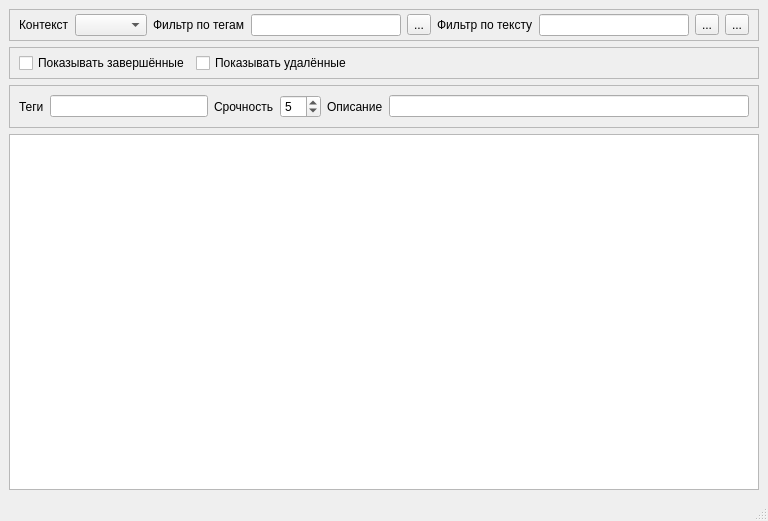
Qt form ui/mainwindow.ui (wterkin/tasks_board) before a commit.
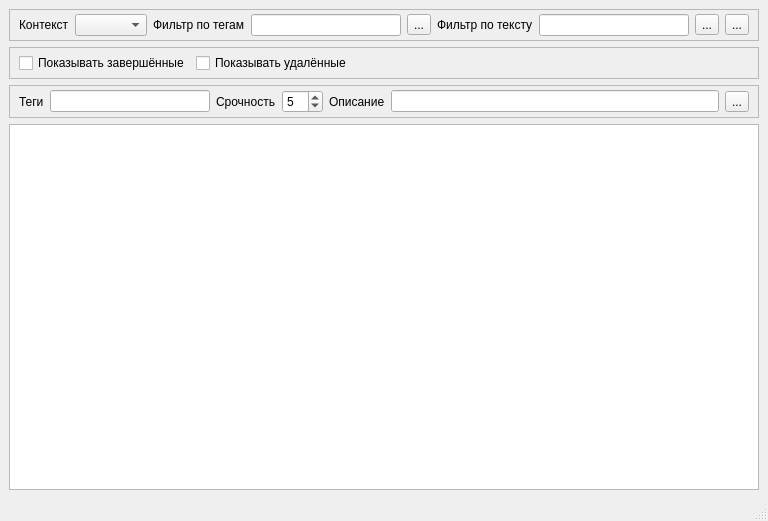
The same form after that commit. Icons and pictures are not drawn.

Commit message: База данных создается

```diff
--- a/ui/mainwindow.ui
+++ b/ui/mainwindow.ui
@@ -209,6 +209,12 @@
        <enum>QFrame::Sunken</enum>
       </property>
       <layout class="QHBoxLayout" name="horizontalLayout_2">
+       <property name="topMargin">
+        <number>4</number>
+       </property>
+       <property name="bottomMargin">
+        <number>4</number>
+       </property>
        <item>
         <widget class="QLabel" name="label_Tags">
          <property name="text">
@@ -257,12 +263,29 @@
         <widget class="QLineEdit" name="lineEdit_Task">
          <property name="minimumSize">
           <size>
-           <width>360</width>
+           <width>0</width>
            <height>0</height>
           </size>
          </property>
         </widget>
        </item>
+       <item>
+        <widget class="QToolButton" name="toolButton_Apply">
+         <property name="text">
+          <string>...</string>
+         </property>
+         <property name="icon">
+          <iconset>
+           <normaloff>gtk_apply.png</normaloff>gtk_apply.png</iconset>
+         </property>
+         <property name="iconSize">
+          <size>
+           <width>22</width>
+           <height>22</height>
+          </size>
+         </property>
+        </widget>
+       </item>
       </layout>
      </widget>
     </item>
```
The commit also changes 2 other files.
